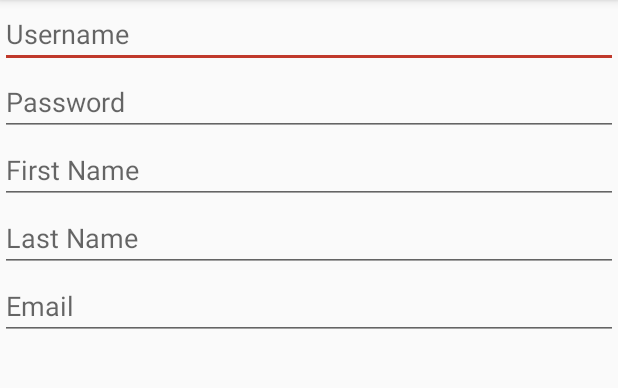
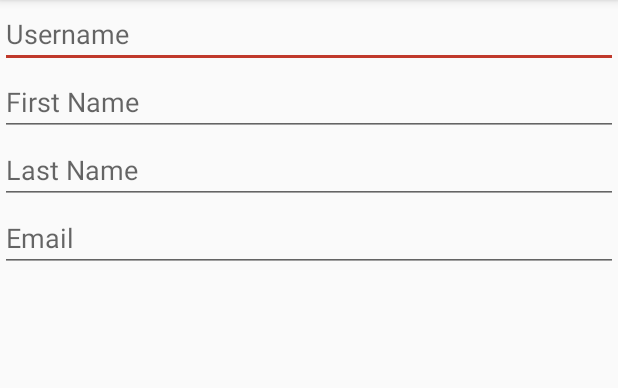
Before and after one commit to SEG2105-Group/JobZi, an Android app: the ProfileActivity screen opened directly, with no data from a screen before it, on a phone screen of 412 x 824 dp, the part 84-472 px from its top. Run offline under Robolectric (Android 15) with nearby library versions, the phone set to English and light mode, and no system bars; 3 statements that could not run were skipped.

Commit message:
Added string resources.

```diff
--- a/app/src/main/res/layout/activity_profile.xml
+++ b/app/src/main/res/layout/activity_profile.xml
@@ -11,23 +11,15 @@
         android:layout_width="match_parent"
         android:layout_height="wrap_content"
         android:ems="10"
-        android:hint="Username"
+        android:hint="@string/username"
         android:inputType="textPersonName" />
-
-    <EditText
-        android:id="@+id/passwordEditText"
-        android:layout_width="match_parent"
-        android:layout_height="wrap_content"
-        android:ems="10"
-        android:hint="Password"
-        android:inputType="textPassword" />
 
     <EditText
         android:id="@+id/firstNameEditText"
         android:layout_width="match_parent"
         android:layout_height="wrap_content"
         android:ems="10"
-        android:hint="First Name"
+        android:hint="@string/first_name"
         android:inputType="textPersonName" />
 
     <EditText
@@ -35,7 +27,7 @@
         android:layout_width="match_parent"
         android:layout_height="wrap_content"
         android:ems="10"
-        android:hint="Last Name"
+        android:hint="@string/last_name"
         android:inputType="textPersonName" />
 
     <EditText
@@ -43,7 +35,7 @@
         android:layout_width="match_parent"
         android:layout_height="wrap_content"
         android:ems="10"
-        android:hint="Email"
+        android:hint="@string/email"
         android:inputType="textEmailAddress" />
 
     <FrameLayout
--- a/app/src/main/res/values/strings.xml
+++ b/app/src/main/res/values/strings.xml
@@ -28,5 +28,8 @@
     <string name="phone_number">Phone Number</string>
     <string name="description">Description</string>
     <string name="licensed_question">Licensed?</string>
+    <string name="first_name">First Name</string>
+    <string name="last_name">Last Name</string>
+    <string name="sign_up_as">Sign up as:</string>
 
 </resources>
```
Also changed, not shown: app/src/main/res/layout/activity_signup.xml (+6 -6 lines).
